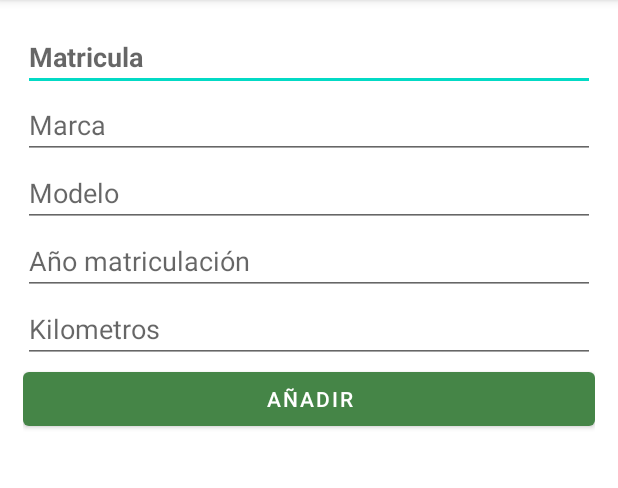
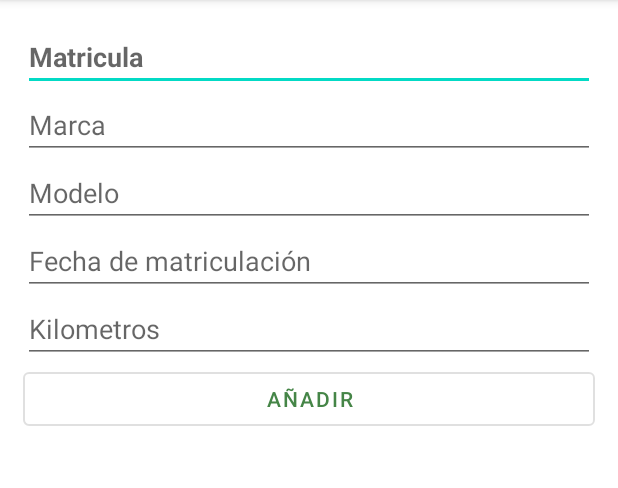
Before and after one commit to JSenen/CarControl, an Android app: the AddCarActivity screen opened directly, with no data from a screen before it, on a phone screen of 412 x 824 dp, the part 84-572 px from its top. Run offline under Robolectric (Android 15) with nearby library versions, the phone set to English and light mode, and no system bars; our stand-ins replace Room's generated code.

Commit message:
Añadido icono en opcion añadir fuel MainActivity

```diff
--- /dev/null
+++ b/app/src/main/res/drawable/ic_gas_station.xml
@@ -0,0 +1,5 @@
+<vector android:height="24dp" android:tint="#000000"
+    android:viewportHeight="24" android:viewportWidth="24"
+    android:width="24dp" xmlns:android="http://schemas.android.com/apk/res/android">
+    <path android:fillColor="@android:color/white" android:pathData="M19.77,7.23l0.01,-0.01 -3.72,-3.72L15,4.56l2.11,2.11c-0.94,0.36 -1.61,1.26 -1.61,2.33 0,1.38 1.12,2.5 2.5,2.5 0.36,0 0.69,-0.08 1,-0.21v7.21c0,0.55 -0.45,1 -1,1s-1,-0.45 -1,-1L17,14c0,-1.1 -0.9,-2 -2,-2h-1L14,5c0,-1.1 -0.9,-2 -2,-2L6,3c-1.1,0 -2,0.9 -2,2v16h10v-7.5h1.5v5c0,1.38 1.12,2.5 2.5,2.5s2.5,-1.12 2.5,-2.5L20.5,9c0,-0.69 -0.28,-1.32 -0.73,-1.77zM12,10L6,10L6,5h6v5zM18,10c-0.55,0 -1,-0.45 -1,-1s0.45,-1 1,-1 1,0.45 1,1 -0.45,1 -1,1z"/>
+</vector>
--- a/app/src/main/res/layout/activity_add_car.xml
+++ b/app/src/main/res/layout/activity_add_car.xml
@@ -45,8 +45,8 @@
             android:layout_width="match_parent"
             android:layout_height="wrap_content"
             android:ems="10"
-            android:hint="Año matriculación"
-            android:inputType="textPersonName" />
+            android:hint="Fecha de matriculación"
+            android:inputType="date" />
 
         <EditText
             android:id="@+id/edtxt_kms"
@@ -63,6 +63,7 @@
 
             <Button
                 android:id="@+id/butAdd"
+                style="@style/Widget.MaterialComponents.Button.OutlinedButton"
                 android:layout_width="wrap_content"
                 android:layout_height="wrap_content"
                 android:layout_weight="1"
```
Also changed, not shown: app/src/main/java/com/juansenen/carcontrol/adapter/CarsAdapter.java (+4 -3 lines), app/src/main/res/layout/rcview_main_items.xml (+9 -5 lines).
